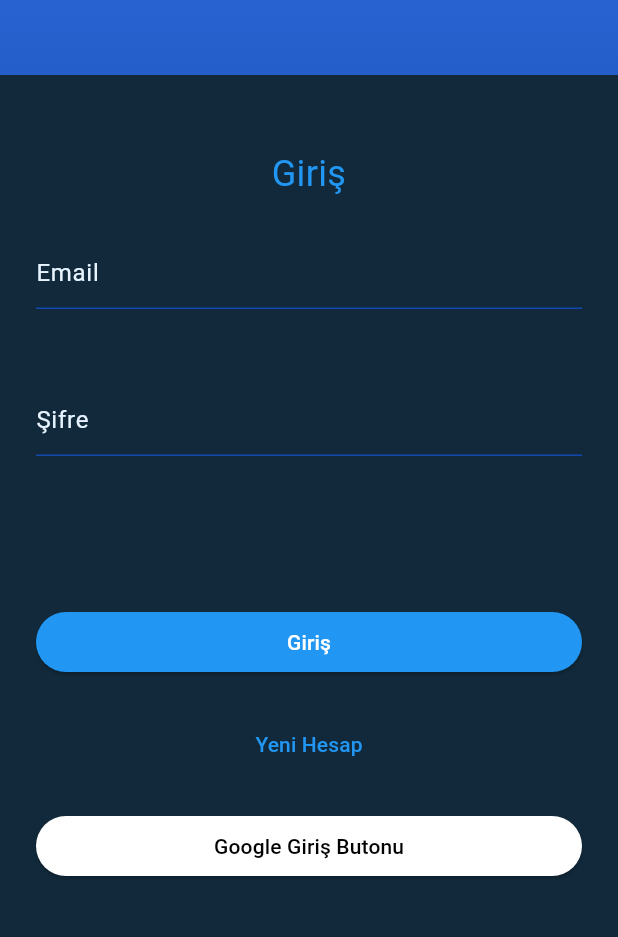
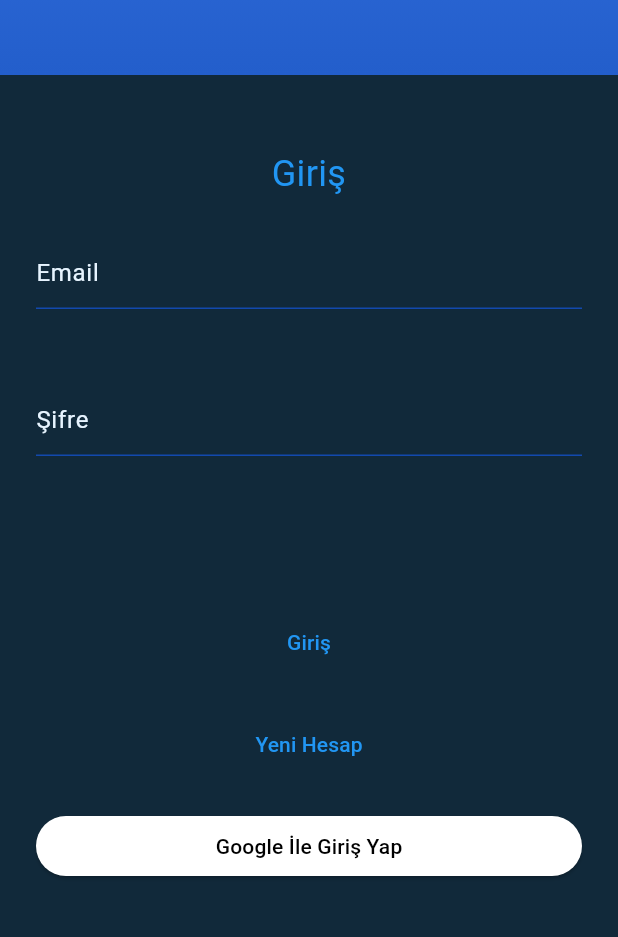
Before and after one commit to AhmetArdaBagdatli/YuruyusStajUygulamasi, a Flutter app: the screen it shows after launch, on a phone screen of 412 x 824 dp, the part 225-1162 px from its top. Run offline on Flutter 3.47's test engine with Material 3 defaults, Android fonts, the phone set to English and light mode, and no system bars; our stand-ins replace cloud_firestore, firebase_auth, firebase_core, geolocator, google_maps_flutter, google_sign_in and 1 more; accounts and stored records are empty.

Commit message:
Visual Change on buttons

```diff
--- a/Proje/flutter_staj_uyg/lib/pages/loginpage.dart
+++ b/Proje/flutter_staj_uyg/lib/pages/loginpage.dart
@@ -104,15 +104,11 @@ class _LoginPageState extends State<LoginPage> {
                       ),
                     ),
                     SizedBox(height: 100),
-                    ElevatedButton(
-                      child: Text('Giriş'),
+                    TextButton(
+                      child: Text('Giriş', style: TextStyle(color: Colors.blue)),
                       onPressed: () {
                         _signIn();
                       },
-                      style: ElevatedButton.styleFrom(
-                        backgroundColor: Colors.blue,
-                        foregroundColor: Colors.white,
-                      ),
                     ),
                     SizedBox(height: 20),
                     TextButton(
@@ -123,7 +119,7 @@ class _LoginPageState extends State<LoginPage> {
                     ),
                     SizedBox(height: 20),
                     ElevatedButton(
-                      child: Text('Google Giriş Butonu'),
+                      child: Text('Google İle Giriş Yap'),
                       onPressed: () {
                         _googleSignin();
                       },
```
